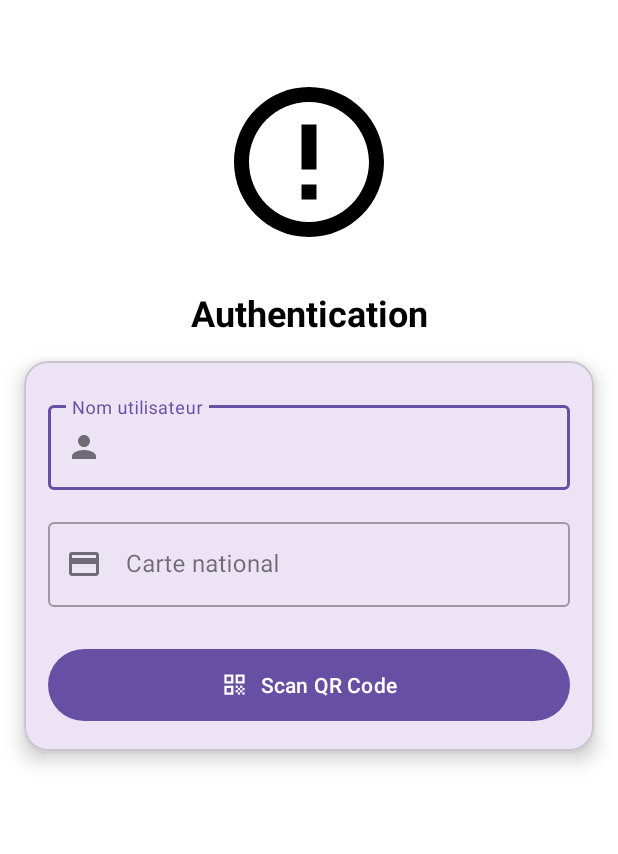
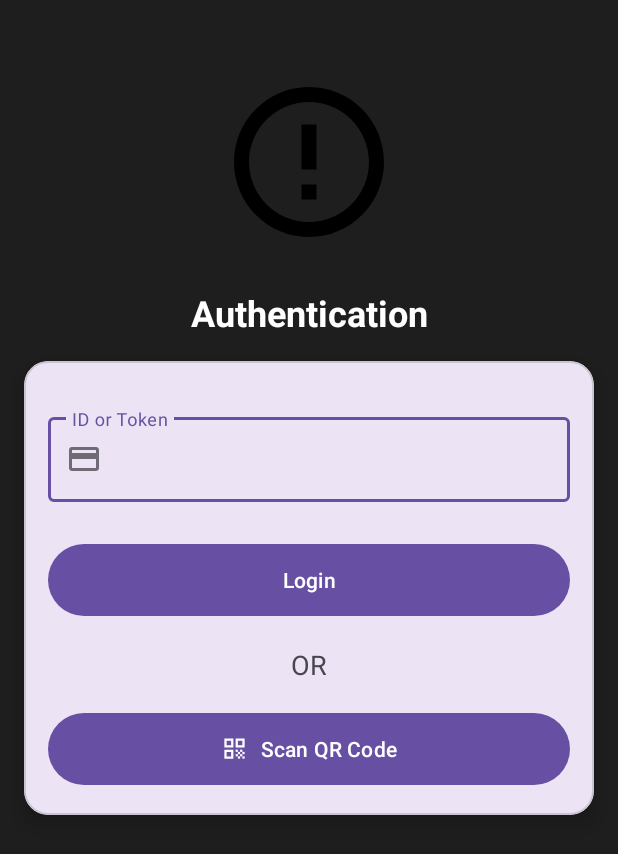
Before and after one commit to m1tk/mhealthy, an Android app: the screen it shows after launch (AuthenticationActivity), on a phone screen of 412 x 824 dp. Shown: the top 854 px of the screen. Run offline under Robolectric (Android 15) with nearby library versions, the phone set to English and light mode, and no system bars.

Commit message:
Application with QR Code Scaning

```diff
--- a/mobile/app/src/main/java/fr/android/mhealthy/AuthenticationActivity.java
+++ b/mobile/app/src/main/java/fr/android/mhealthy/AuthenticationActivity.java
@@ -1,43 +1,67 @@
-//package fr.android.mhealthy;
-//
-//import android.os.Bundle;
-//import androidx.appcompat.app.AppCompatActivity;
-//
-//public class AuthenticationActivity extends AppCompatActivity {
-//
-//    @Override
-//    protected void onCreate(Bundle savedInstanceState) {
-//        super.onCreate(savedInstanceState);
-//        setContentView(R.layout.activity_authentication); // Referencing the XML layout
-//    }
-//}
-
 package fr.android.mhealthy;
 
 import android.content.Intent;
 import android.os.Bundle;
-import android.view.View;
 import androidx.appcompat.app.AppCompatActivity;
 import com.google.android.material.button.MaterialButton;
+import android.widget.EditText;
+import android.widget.Button;
+import android.widget.Toast;
+import androidx.annotation.Nullable;
 
 public class AuthenticationActivity extends AppCompatActivity {
+
+    private EditText etIdToken;
+    private Button btnLogin;
+    private Button btnQrScan;
+
+    private static final int QR_SCAN_REQUEST_CODE = 1001;
 
     @Override
     protected void onCreate(Bundle savedInstanceState) {
         super.onCreate(savedInstanceState);
-        setContentView(R.layout.activity_authentication); // Referencing the XML layout
+        setContentView(R.layout.activity_authentication);
 
-        // Find the Scan QR Code button by its ID
-        MaterialButton btnQrScan = findViewById(R.id.btnQrScan);
+        etIdToken = findViewById(R.id.etIdToken);
+        btnLogin = findViewById(R.id.btnLogin);
+        btnQrScan = findViewById(R.id.btnQrScan);
 
-        // Set an OnClickListener to handle the button click
-        btnQrScan.setOnClickListener(new View.OnClickListener() {
-            @Override
-            public void onClick(View view) {
-                // Create an Intent to start the PatientMainActivity
-                Intent intent = new Intent(AuthenticationActivity.this, PatientMainActivity.class);
-                startActivity(intent);
+        btnLogin.setOnClickListener(v -> {
+            String idToken = etIdToken.getText().toString().trim();
+            if (!idToken.isEmpty()) {
+                // TODO: Implement authentication logic here
+                // If authentication is successful, navigate to PatientMainActivity
+                navigateToPatientMain();
+            } else {
+                Toast.makeText(this, "Please enter ID or Token", Toast.LENGTH_SHORT).show();
             }
         });
+
+        btnQrScan.setOnClickListener(v -> {
+            Intent intent = new Intent(this, QRScanActivity.class);
+            startActivityForResult(intent, QR_SCAN_REQUEST_CODE);
+        });
+    }
+
+    private void navigateToPatientMain() {
+        Intent intent = new Intent(this, PatientMainActivity.class);
+        startActivity(intent);
+        finish(); // Close the authentication activity
+    }
+
+    @Override
+    protected void onActivityResult(int requestCode, int resultCode, @Nullable Intent data) {
+        super.onActivityResult(requestCode, resultCode, data);
+        if (requestCode == QR_SCAN_REQUEST_CODE && resultCode == RESULT_OK) {
+            String scannedData = data.getStringExtra("SCAN_RESULT");
+            if (scannedData != null && !scannedData.isEmpty()) {
+                etIdToken.setText(scannedData);
+                // TODO: Implement authentication logic here with the scanned data
+                // For now, we'll just navigate to PatientMainActivity
+                navigateToPatientMain();
+            } else {
+                Toast.makeText(this, "No data scanned", Toast.LENGTH_SHORT).show();
+            }
+        }
     }
 }
--- a/mobile/app/src/main/res/layout/activity_authentication.xml
+++ b/mobile/app/src/main/res/layout/activity_authentication.xml
@@ -26,7 +26,7 @@
         android:text="Authentication"
         android:textSize="24sp"
         android:textStyle="bold"
-        android:textColor="@color/primary_text_color"
+        android:textColor="@color/text_color"
         android:layout_marginTop="24dp"
         app:layout_constraintTop_toBottomOf="@id/ivLogo"
         app:layout_constraintStart_toStartOf="parent"
@@ -49,24 +49,7 @@
             android:padding="16dp">
 
             <com.google.android.material.textfield.TextInputLayout
-                android:id="@+id/tilUsername"
-                android:layout_width="match_parent"
-                android:layout_height="wrap_content"
-                android:layout_marginTop="8dp"
-                app:startIconDrawable="@drawable/ic_person"
-                style="@style/Widget.MaterialComponents.TextInputLayout.OutlinedBox">
-
-                <com.google.android.material.textfield.TextInputEditText
-                    android:id="@+id/etUsername"
-                    android:layout_width="match_parent"
-                    android:layout_height="wrap_content"
-                    android:hint="Nom utilisateur"
-                    android:inputType="text"
-                    android:minHeight="48dp"/>
-            </com.google.android.material.textfield.TextInputLayout>
-
-            <com.google.android.material.textfield.TextInputLayout
-                android:id="@+id/tilCarteNational"
+                android:id="@+id/tilIdToken"
                 android:layout_width="match_parent"
                 android:layout_height="wrap_content"
                 android:layout_marginTop="16dp"
@@ -74,23 +57,39 @@
                 style="@style/Widget.MaterialComponents.TextInputLayout.OutlinedBox">
 
                 <com.google.android.material.textfield.TextInputEditText
-                    android:id="@+id/etCarteNational"
+                    android:id="@+id/etIdToken"
                     android:layout_width="match_parent"
                     android:layout_height="wrap_content"
-                    android:hint="Carte national"
+                    android:hint="ID or Token"
                     android:inputType="text"
-                    android:minHeight="48dp"/>
+                    android:minHeight="48dp" />
             </com.google.android.material.textfield.TextInputLayout>
+
+            <com.google.android.material.button.MaterialButton
+                android:id="@+id/btnLogin"
+                android:layout_width="match_parent"
+                android:layout_height="wrap_content"
+                android:text="Login"
+                android:layout_marginTop="24dp"
+                android:minHeight="56dp" />
+
+            <TextView
+                android:layout_width="wrap_content"
+                android:layout_height="wrap_content"
+                android:text="OR"
+                android:textSize="18sp"
+                android:layout_gravity="center"
+                android:layout_marginTop="16dp"
+                android:layout_marginBottom="16dp" />
 
             <com.google.android.material.button.MaterialButton
                 android:id="@+id/btnQrScan"
                 android:layout_width="match_parent"
                 android:layout_height="wrap_content"
                 android:text="Scan QR Code"
-                android:layout_marginTop="24dp"
                 app:icon="@drawable/ic_qr_code"
                 app:iconGravity="textStart"
-                android:minHeight="56dp"/>
+                android:minHeight="56dp" />
 
         </LinearLayout>
 
--- a/mobile/app/src/main/res/layout/activity_patient_main.xml
+++ b/mobile/app/src/main/res/layout/activity_patient_main.xml
@@ -16,7 +16,7 @@
         android:text="Welcome, Patient"
         android:textSize="24sp"
         android:textStyle="bold"
-        android:textColor="@color/primary_text_color"
+        android:textColor="@color/text_color"
         android:layout_marginTop="48dp"
         app:layout_constraintTop_toTopOf="parent"
         app:layout_constraintStart_toStartOf="parent"
--- a/mobile/app/src/main/res/values-night/themes.xml
+++ b/mobile/app/src/main/res/values-night/themes.xml
@@ -1,7 +1,11 @@
-<resources xmlns:tools="http://schemas.android.com/tools">
-    <!-- Base application theme. -->
-    <style name="Base.Theme.MHealthy" parent="Theme.Material3.DayNight.NoActionBar">
-        <!-- Customize your dark theme here. -->
-        <!-- <item name="colorPrimary">@color/my_dark_primary</item> -->
-    </style>
+<resources>
+<!--    <string name="app_name">mHealthy</string>-->
+    <!-- Base application theme -->
+<!--    <style name="Theme.MHealthy" parent="Theme.AppCompat.Light.NoActionBar">-->
+<!--        &lt;!&ndash; Customize your theme here &ndash;&gt;-->
+<!--        <item name="colorPrimary">@color/colorPrimary</item>-->
+<!--        <item name="colorPrimaryDark">@color/colorPrimaryDark</item>-->
+<!--        <item name="colorAccent">@color/colorAccent</item>-->
+<!--    </style>-->
+
 </resources>
--- a/mobile/app/src/main/res/values/colors.xml
+++ b/mobile/app/src/main/res/values/colors.xml
@@ -1,12 +1,35 @@
 <?xml version="1.0" encoding="utf-8"?>
 <resources>
-<color name="background_color">#FFFFFF</color>
-<color name="primary_text_color">#000000</color>
-<!-- Add any other colors you need here -->
+    <!-- Dark background color -->
+    <color name="background_color">#1E1E1E</color>
+
+        <color name="colorPrimary">#6200EE</color>
+        <color name="colorPrimaryDark">#3700B3</color>
+        <color name="colorAccent">#03DAC5</color>
+
+
+    <!-- Text color for better contrast -->
+    <color name="text_color">#FFFFFF</color>
+
+    <!-- Additional color resources if needed -->
+    <color name="card_background_color">#272727</color>
+    <color name="button_background_color">#333333</color>
+    <color name="button_text_color">#FFFFFF</color>
+
+
 </resources>
+
+
+
+    <!--<?xml version="1.0" encoding="utf-8"?>-->
+<!--<resources>-->
+<!--    <color name="background_color">#272727  </color>-->
+<!--    <color name="text_color">#333333</color>-->
+<!--    &lt;!&ndash; Add other color resources as needed  #1E1E1E #212121  #1C1C1C&ndash;&gt;-->
+<!--</resources>-->
 <!--<?xml version="1.0" encoding="utf-8"?>-->
 <!--<resources>-->
-<!--    <color name="background_color">#FFFFFF</color>-->
+<!--    <color name="background_color">#FFFFFF #2F4F4F #353839</color>-->
 <!--    <color name="primary_text_color">#000000</color>-->
 <!--    &lt;!&ndash; Add any other colors you need here &ndash;&gt;-->
 <!--</resources>-->
```
Also changed, not shown: mobile/app/build.gradle.kts (+23 -0 lines), mobile/app/src/main/AndroidManifest.xml (+24 -11 lines), mobile/app/src/main/java/fr/android/mhealthy/ApiService.java (added, +16 -0 lines), mobile/app/src/main/java/fr/android/mhealthy/Item.java (added, +19 -0 lines), mobile/app/src/main/java/fr/android/mhealthy/MainActivity.java (added, +80 -0 lines), mobile/app/src/main/java/fr/android/mhealthy/QRScanActivity.java (added, +39 -0 lines), mobile/app/src/main/java/fr/android/mhealthy/RetrofitClient.java (added, +18 -0 lines), mobile/app/src/main/res/layout/activity_main.xml (added, +25 -0 lines), mobile/build.gradle.kts (line endings or trailing spaces).
